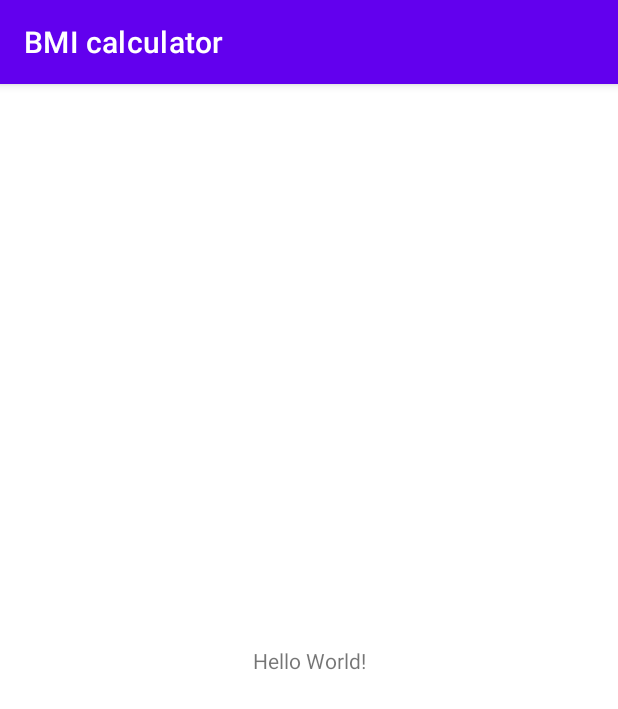
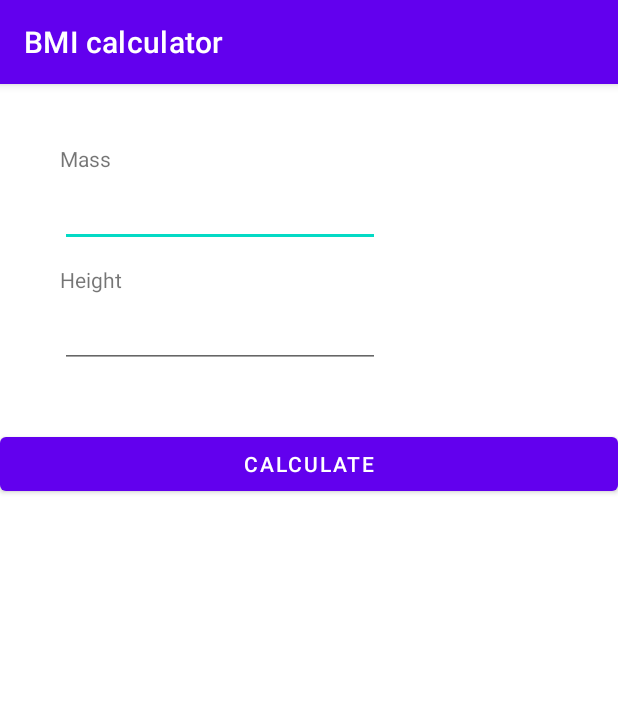
Before and after one commit to Tymon13/Lab1-BMI-calculator, an Android app: the screen it shows after launch (MainActivity), on a phone screen of 412 x 824 dp. Shown: the top 709 px of the screen. Run offline under Robolectric (Android 15) with nearby library versions, the phone set to English and light mode, and no system bars.

Commit message:
Add basic layout
Dot 1 from task.
<rant>This is even worse than I remembered</rant>

```diff
--- a/app/src/main/res/layout/activity_main.xml
+++ b/app/src/main/res/layout/activity_main.xml
@@ -7,12 +7,71 @@
     tools:context=".MainActivity">
 
     <TextView
+        android:id="@+id/massText"
         android:layout_width="wrap_content"
         android:layout_height="wrap_content"
-        android:text="Hello World!"
-        app:layout_constraintBottom_toBottomOf="parent"
-        app:layout_constraintLeft_toLeftOf="parent"
-        app:layout_constraintRight_toRightOf="parent"
+        android:layout_marginStart="40dp"
+        android:layout_marginTop="40dp"
+        android:text="@string/mass"
+        app:layout_constraintStart_toStartOf="parent"
         app:layout_constraintTop_toTopOf="parent" />
 
+    <EditText
+        android:id="@+id/massInputField"
+        android:layout_width="wrap_content"
+        android:layout_height="wrap_content"
+        android:layout_marginTop="4dp"
+        android:autofillHints="0.0"
+        android:ems="10"
+        android:inputType="numberDecimal"
+        app:layout_constraintStart_toStartOf="@+id/massText"
+        app:layout_constraintTop_toBottomOf="@+id/massText" />
+
+    <TextView
+        android:id="@+id/heightText"
+        android:layout_width="wrap_content"
+        android:layout_height="wrap_content"
+        android:layout_marginTop="12dp"
+        android:text="@string/height"
+        app:layout_constraintStart_toStartOf="@+id/massInputField"
+        app:layout_constraintTop_toBottomOf="@+id/massInputField" />
+
+    <EditText
+        android:id="@+id/heightInputField"
+        android:layout_width="wrap_content"
+        android:layout_height="wrap_content"
+        android:layout_marginTop="4dp"
+        android:autofillHints="0.0"
+        android:ems="10"
+        android:inputType="numberDecimal"
+        app:layout_constraintStart_toStartOf="@+id/heightText"
+        app:layout_constraintTop_toBottomOf="@+id/heightText" />
+
+    <LinearLayout
+        android:id="@+id/calculateButtonLayour"
+        android:layout_width="match_parent"
+        android:layout_height="0dp"
+        android:layout_marginTop="40dp"
+        android:orientation="horizontal"
+        app:layout_constraintTop_toBottomOf="@+id/heightInputField"
+        tools:layout_editor_absoluteX="0dp" >
+
+        <Button
+            android:id="@+id/calculateButton"
+            android:layout_width="0dp"
+            android:layout_height="wrap_content"
+            android:layout_weight="1"
+            android:text="@string/calculate_button" />
+    </LinearLayout>
+
+    <TextView
+        android:id="@+id/bmiValueText"
+        android:layout_width="wrap_content"
+        android:layout_height="wrap_content"
+        android:textAppearance="@style/TextAppearance.AppCompat.Display3"
+        app:layout_constraintBottom_toBottomOf="parent"
+        app:layout_constraintEnd_toEndOf="parent"
+        app:layout_constraintStart_toStartOf="parent"
+        app:layout_constraintTop_toBottomOf="@+id/calculateButtonLayour" />
+
 </androidx.constraintlayout.widget.ConstraintLayout>
--- a/app/src/main/res/values/strings.xml
+++ b/app/src/main/res/values/strings.xml
@@ -1,3 +1,10 @@
 <resources>
     <string name="app_name">BMI calculator</string>
+    <string name="mass">Mass</string>
+    <string name="mass_unit_metric">kg</string>
+    <string name="mass_unit_imperial">lbs</string>
+    <string name="height">Height</string>
+    <string name="height_unit_metric">cm</string>
+    <string name="height_unit_imperial">in</string>
+    <string name="calculate_button">Calculate</string>
 </resources>
```
